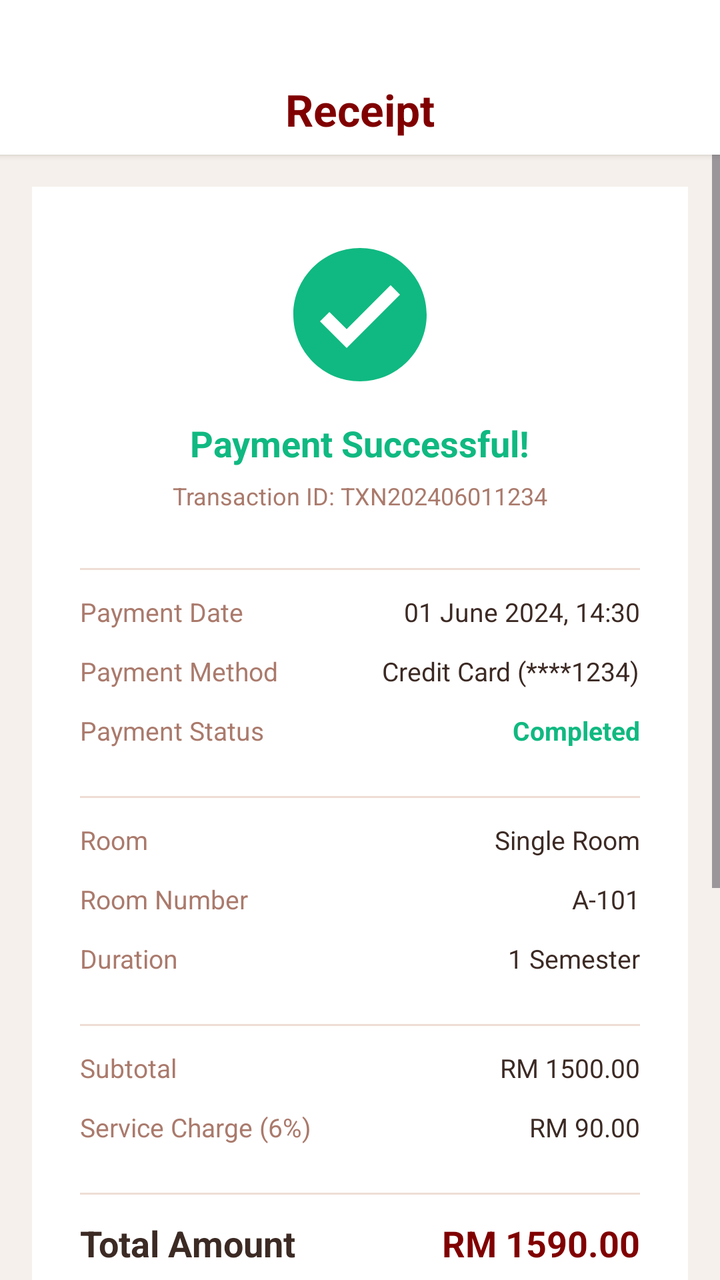
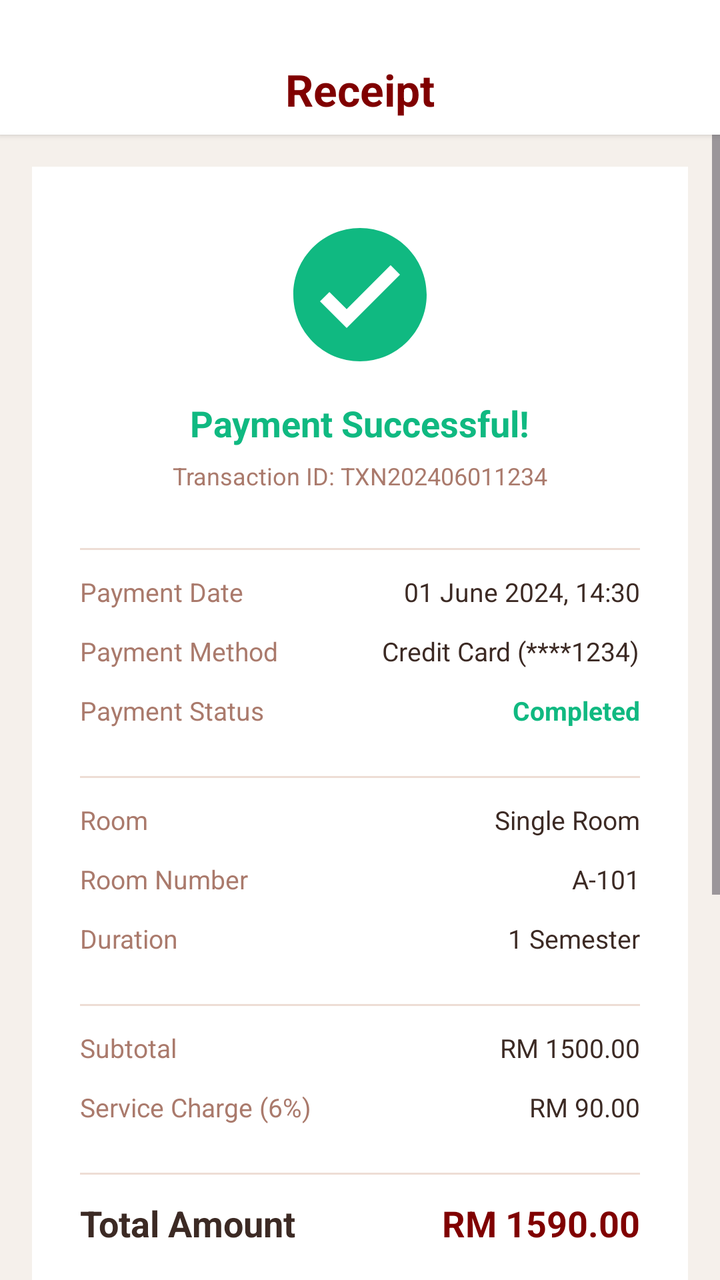

The first picture is an Android layout as it rendered before a commit; the second is the same layout after the commit. The layout source and the unified diff follow.
<!-- AndroidManifest.xml: application theme Theme.UTMSPACE_HostelBookingSystem -->
<!-- res/layout/activity_receipt.xml -->
<?xml version="1.0" encoding="utf-8"?>
<LinearLayout xmlns:android="http://schemas.android.com/apk/res/android"
    xmlns:app="http://schemas.android.com/apk/res-auto"
    android:layout_width="match_parent"
    android:layout_height="match_parent"
    android:orientation="vertical"
    android:background="#F5F0EB">

    <LinearLayout
        android:layout_width="match_parent"
        android:layout_height="wrap_content"
        android:orientation="vertical"
        android:background="#FFFFFF"
        android:elevation="2dp"
        android:paddingTop="40dp"
        android:paddingBottom="8dp">

        <TextView
            android:layout_width="match_parent"
            android:layout_height="wrap_content"
            android:text="Receipt"
            android:textSize="22sp"
            android:textStyle="bold"
            android:textColor="#800000"
            android:gravity="center"
            android:fontFamily="sans-serif" />

    </LinearLayout>

    <ScrollView
        android:id="@+id/scrollViewReceipt"
        android:layout_width="match_parent"
        android:layout_height="match_parent"
        android:fillViewport="true">

        <LinearLayout
            android:id="@+id/receiptContainer"
            android:layout_width="match_parent"
            android:layout_height="wrap_content"
            android:orientation="vertical"
            android:padding="16dp">

            <LinearLayout
                android:layout_width="match_parent"
                android:layout_height="wrap_content"
                android:orientation="vertical"
                android:background="#FFFFFF"
                android:padding="24dp"
                android:elevation="2dp"
                android:layout_marginBottom="16dp">

                <LinearLayout
                    android:layout_width="match_parent"
                    android:layout_height="wrap_content"
                    android:orientation="vertical"
                    android:gravity="center_horizontal"
                    android:layout_marginBottom="16dp">

                    <ImageView
                        android:layout_width="80dp"
                        android:layout_height="80dp"
                        android:src="@drawable/ic_receipt_check"
                        app:tint="#10B981" />

                    <TextView
                        android:layout_width="wrap_content"
                        android:layout_height="wrap_content"
                        android:text="Payment Successful!"
                        android:textSize="18sp"
                        android:textStyle="bold"
                        android:textColor="#10B981"
                        android:layout_marginTop="12dp"
                        android:fontFamily="sans-serif" />

                    <TextView
                        android:id="@+id/tvTransactionId"
                        android:layout_width="wrap_content"
                        android:layout_height="wrap_content"
                        android:text="Transaction ID: TXN202406011234"
                        android:textSize="12sp"
                        android:textColor="#AA7A6C"
                        android:layout_marginTop="6dp"
                        android:fontFamily="sans-serif" />

                </LinearLayout>

                <View
                    android:layout_width="match_parent"
                    android:layout_height="1dp"
                    android:background="#EEDDD5"
                    android:layout_marginVertical="12dp" />

                <LinearLayout
                    android:layout_width="match_parent"
                    android:layout_height="wrap_content"
                    android:orientation="horizontal"
                    android:gravity="center_vertical"
                    android:layout_marginBottom="12dp">

                    <TextView
                        android:layout_width="0dp"
                        android:layout_height="wrap_content"
                        android:layout_weight="1"
                        android:text="Payment Date"
                        android:textSize="13sp"
                        android:textColor="#AA7A6C"
                        android:fontFamily="sans-serif" />

                    <TextView
                        android:id="@+id/tvPaymentDate"
                        android:layout_width="wrap_content"
                        android:layout_height="wrap_content"
                        android:text="01 June 2024, 14:30"
                        android:textSize="13sp"
                        android:textColor="#3C2A24"
                        android:fontFamily="sans-serif" />

                </LinearLayout>

                <LinearLayout
                    android:layout_width="match_parent"
                    android:layout_height="wrap_content"
                    android:orientation="horizontal"
                    android:gravity="center_vertical"
                    android:layout_marginBottom="12dp">

                    <TextView
                        android:layout_width="0dp"
                        android:layout_height="wrap_content"
                        android:layout_weight="1"
                        android:text="Payment Method"
                        android:textSize="13sp"
                        android:textColor="#AA7A6C"
                        android:fontFamily="sans-serif" />

                    <TextView
                        android:id="@+id/tvPaymentMethod"
                        android:layout_width="wrap_content"
                        android:layout_height="wrap_content"
                        android:text="Credit Card (****1234)"
                        android:textSize="13sp"
                        android:textColor="#3C2A24"
                        android:fontFamily="sans-serif" />

                </LinearLayout>

                <LinearLayout
                    android:layout_width="match_parent"
                    android:layout_height="wrap_content"
                    android:orientation="horizontal"
                    android:gravity="center_vertical"
                    android:layout_marginBottom="12dp">

                    <TextView
                        android:layout_width="0dp"
                        android:layout_height="wrap_content"
                        android:layout_weight="1"
                        android:text="Payment Status"
                        android:textSize="13sp"
                        android:textColor="#AA7A6C"
                        android:fontFamily="sans-serif" />

                    <TextView
                        android:id="@+id/tvPaymentStatus"
                        android:layout_width="wrap_content"
                        android:layout_height="wrap_content"
                        android:text="Completed"
                        android:textSize="13sp"
                        android:textStyle="bold"
                        android:textColor="#10B981"
                        android:fontFamily="sans-serif" />

                </LinearLayout>

                <View
                    android:layout_width="match_parent"
                    android:layout_height="1dp"
                    android:background="#EEDDD5"
                    android:layout_marginVertical="12dp" />

                <LinearLayout
                    android:layout_width="match_parent"
                    android:layout_height="wrap_content"
                    android:orientation="horizontal"
                    android:gravity="center_vertical"
                    android:layout_marginBottom="12dp">

                    <TextView
                        android:layout_width="0dp"
                        android:layout_height="wrap_content"
                        android:layout_weight="1"
                        android:text="Room"
                        android:textSize="13sp"
                        android:textColor="#AA7A6C"
                        android:fontFamily="sans-serif" />

                    <TextView
                        android:id="@+id/tvRoomName"
                        android:layout_width="wrap_content"
                        android:layout_height="wrap_content"
                        android:text="Single Room"
                        android:textSize="13sp"
                        android:textColor="#3C2A24"
                        android:fontFamily="sans-serif" />

                </LinearLayout>

                <LinearLayout
                    android:layout_width="match_parent"
                    android:layout_height="wrap_content"
                    android:orientation="horizontal"
                    android:gravity="center_vertical"
                    android:layout_marginBottom="12dp">

                    <TextView
                        android:layout_width="0dp"
                        android:layout_height="wrap_content"
                        android:layout_weight="1"
                        android:text="Room Number"
                        android:textSize="13sp"
                        android:textColor="#AA7A6C"
                        android:fontFamily="sans-serif" />

                    <TextView
                        android:id="@+id/tvRoomNumber"
                        android:layout_width="wrap_content"
                        android:layout_height="wrap_content"
                        android:text="A-101"
                        android:textSize="13sp"
                        android:textColor="#3C2A24"
                        android:fontFamily="sans-serif" />

                </LinearLayout>

                <LinearLayout
                    android:layout_width="match_parent"
                    android:layout_height="wrap_content"
                    android:orientation="horizontal"
                    android:gravity="center_vertical"
                    android:layout_marginBottom="12dp">

                    <TextView
                        android:layout_width="0dp"
                        android:layout_height="wrap_content"
                        android:layout_weight="1"
                        android:text="Duration"
                        android:textSize="13sp"
                        android:textColor="#AA7A6C"
                        android:fontFamily="sans-serif" />

                    <TextView
                        android:id="@+id/tvDuration"
                        android:layout_width="wrap_content"
                        android:layout_height="wrap_content"
                        android:text="1 Semester"
                        android:textSize="13sp"
                        android:textColor="#3C2A24"
                        android:fontFamily="sans-serif" />

                </LinearLayout>

                <View
                    android:layout_width="match_parent"
                    android:layout_height="1dp"
                    android:background="#EEDDD5"
                    android:layout_marginVertical="12dp" />

                <LinearLayout
                    android:layout_width="match_parent"
                    android:layout_height="wrap_content"
                    android:orientation="horizontal"
                    android:gravity="center_vertical"
                    android:layout_marginBottom="12dp">

                    <TextView
                        android:layout_width="0dp"
                        android:layout_height="wrap_content"
                        android:layout_weight="1"
                        android:text="Subtotal"
                        android:textSize="13sp"
                        android:textColor="#AA7A6C"
                        android:fontFamily="sans-serif" />

                    <TextView
                        android:id="@+id/tvSubtotal"
                        android:layout_width="wrap_content"
                        android:layout_height="wrap_content"
                        android:text="RM 1500.00"
                        android:textSize="13sp"
                        android:textColor="#3C2A24"
                        android:fontFamily="sans-serif" />

                </LinearLayout>

                <LinearLayout
                    android:layout_width="match_parent"
                    android:layout_height="wrap_content"
                    android:orientation="horizontal"
                    android:gravity="center_vertical"
                    android:layout_marginBottom="12dp">

                    <TextView
                        android:layout_width="0dp"
                        android:layout_height="wrap_content"
                        android:layout_weight="1"
                        android:text="Service Charge (6%)"
                        android:textSize="13sp"
                        android:textColor="#AA7A6C"
                        android:fontFamily="sans-serif" />

                    <TextView
                        android:id="@+id/tvServiceCharge"
                        android:layout_width="wrap_content"
                        android:layout_height="wrap_content"
                        android:text="RM 90.00"
                        android:textSize="13sp"
                        android:textColor="#3C2A24"
                        android:fontFamily="sans-serif" />

                </LinearLayout>

                <View
                    android:layout_width="match_parent"
                    android:layout_height="1dp"
                    android:background="#EEDDD5"
                    android:layout_marginVertical="12dp" />

                <LinearLayout
                    android:layout_width="match_parent"
                    android:layout_height="wrap_content"
                    android:orientation="horizontal"
                    android:gravity="center_vertical"
                    android:layout_marginBottom="12dp">

                    <TextView
                        android:layout_width="0dp"
                        android:layout_height="wrap_content"
                        android:layout_weight="1"
                        android:text="Total Amount"
                        android:textSize="18sp"
                        android:textStyle="bold"
                        android:textColor="#3C2A24"
                        android:fontFamily="sans-serif" />

                    <TextView
                        android:id="@+id/tvTotalAmount"
                        android:layout_width="wrap_content"
                        android:layout_height="wrap_content"
                        android:text="RM 1590.00"
                        android:textSize="18sp"
                        android:textStyle="bold"
                        android:textColor="#800000"
                        android:fontFamily="sans-serif" />

                </LinearLayout>

                <View
                    android:layout_width="match_parent"
                    android:layout_height="1dp"
                    android:background="#EEDDD5"
                    android:layout_marginVertical="12dp" />

                <LinearLayout
                    android:layout_width="match_parent"
                    android:layout_height="wrap_content"
                    android:orientation="vertical"
                    android:layout_marginTop="8dp">

                    <TextView
                        android:layout_width="wrap_content"
                        android:layout_height="wrap_content"
                        android:text="Billed To:"
                        android:textSize="12sp"
                        android:textColor="#AA7A6C"
                        android:fontFamily="sans-serif" />

                    <TextView
                        android:id="@+id/tvStudentName"
                        android:layout_width="wrap_content"
                        android:layout_height="wrap_content"
                        android:text="Alex Chen"
                        android:textSize="14sp"
                        android:textStyle="bold"
                        android:textColor="#3C2A24"
                        android:layout_marginTop="4dp"
                        android:fontFamily="sans-serif" />

                    <TextView
                        android:id="@+id/tvStudentEmail"
                        android:layout_width="wrap_content"
                        android:layout_height="wrap_content"
                        android:text="alex.chen@university.edu"
                        android:textSize="12sp"
                        android:textColor="#5B6E8C"
                        android:layout_marginTop="2dp"
                        android:fontFamily="sans-serif" />

                    <TextView
                        android:id="@+id/tvStudentPhone"
                        android:layout_width="wrap_content"
                        android:layout_height="wrap_content"
                        android:text="+60 12 345 6789"
                        android:textSize="12sp"
                        android:textColor="#5B6E8C"
                        android:layout_marginTop="2dp"
                        android:fontFamily="sans-serif" />

                </LinearLayout>

            </LinearLayout>

            <LinearLayout
                android:id="@+id/btnDownloadReceipt"
                android:layout_width="match_parent"
                android:layout_height="wrap_content"
                android:background="@drawable/outline_button_background"
                android:padding="14dp"
                android:gravity="center"
                android:layout_marginBottom="12dp"
                android:clickable="true"
                android:focusable="true">

                <ImageView
                    android:layout_width="20dp"
                    android:layout_height="20dp"
                    android:src="@drawable/ic_download"
                    app:tint="#800000"
                    android:layout_marginEnd="8dp" />

                <TextView
                    android:layout_width="wrap_content"
                    android:layout_height="wrap_content"
                    android:text="Download Receipt (PDF)"
                    android:textSize="15sp"
                    android:textStyle="bold"
                    android:textColor="#800000"
                    android:fontFamily="sans-serif" />

            </LinearLayout>

            <LinearLayout
                android:id="@+id/btnBackToHome"
                android:layout_width="match_parent"
                android:layout_height="wrap_content"
                android:background="@drawable/primary_button_background"
                android:padding="14dp"
                android:gravity="center"
                android:layout_marginBottom="20dp"
                android:clickable="true"
                android:focusable="true"
                app:backgroundTint="@null">

                <TextView
                    android:layout_width="wrap_content"
                    android:layout_height="wrap_content"
                    android:text="Back to Home"
                    android:textSize="16sp"
                    android:textStyle="bold"
                    android:textColor="#FFFFFF"
                    android:fontFamily="sans-serif" />

            </LinearLayout>

        </LinearLayout>
    </ScrollView>

</LinearLayout>
<!-- resources referenced by this layout -->
<resources>
  <!-- drawable ic_download (drawable) -->
  <?xml version="1.0" encoding="utf-8"?>
  <vector xmlns:android="http://schemas.android.com/apk/res/android"
      android:width="24dp"
      android:height="24dp"
      android:viewportWidth="24"
      android:viewportHeight="24">
      <path
          android:fillColor="#800000"
          android:pathData="M19,9h-4V3H9v6H5l7,7 7,-7zM5,18v2h14v-2H5z"/>
  </vector>
  <!-- drawable ic_receipt_check (drawable) -->
  <?xml version="1.0" encoding="utf-8"?>
  <vector xmlns:android="http://schemas.android.com/apk/res/android"
      android:width="24dp"
      android:height="24dp"
      android:viewportWidth="24"
      android:viewportHeight="24">
      <path
          android:fillColor="#10B981"
          android:pathData="M12,2C6.48,2 2,6.48 2,12s4.48,10 10,10 10,-4.48 10,-10S17.52,2 12,2zM10,17l-4,-4 1.41,-1.41L10,14.17l6.59,-6.59L18,9l-8,8z"/>
  </vector>
  <!-- drawable outline_button_background (drawable) -->
  <?xml version="1.0" encoding="utf-8"?>
  <selector xmlns:android="http://schemas.android.com/apk/res/android">
      <item android:state_pressed="true">
          <shape android:shape="rectangle">
              <solid android:color="#F5F0EB" />
              <stroke android:width="1.5dp" android:color="#800000" />
              <corners android:radius="48dp" />
          </shape>
      </item>
      <item>
          <shape android:shape="rectangle">
              <solid android:color="#FFFFFF" />
              <stroke android:width="1.5dp" android:color="#B13E2E" />
              <corners android:radius="48dp" />
          </shape>
      </item>
  </selector>
  <!-- drawable primary_button_background (drawable) -->
  <?xml version="1.0" encoding="utf-8"?>
  <selector xmlns:android="http://schemas.android.com/apk/res/android">
      <item android:state_pressed="true">
          <shape android:shape="rectangle">
              <solid android:color="#5C0000" />
              <corners android:radius="48dp" />
          </shape>
      </item>
      <item>
          <shape android:shape="rectangle">
              <solid android:color="#800000" />
              <corners android:radius="48dp" />
          </shape>
      </item>
  </selector>
  <style name="Theme.UTMSPACE_HostelBookingSystem" parent="Theme.Material3.DayNight.NoActionBar">
  
          
          <item name="android:statusBarColor">@android:color/white</item>
          <item name="android:windowLightStatusBar">true</item>
  
          
          <item name="android:windowBackground">@android:color/white</item>
          <item name="android:colorBackground">@android:color/white</item>
  
      </style>
</resources>

<!-- the commit's change to res/layout/activity_receipt.xml (unified diff, before → after) -->
@@ -12,7 +12,7 @@
         android:orientation="vertical"
         android:background="#FFFFFF"
         android:elevation="2dp"
-        android:paddingTop="40dp"
+        android:paddingTop="30dp"
         android:paddingBottom="8dp">
 
         <TextView
